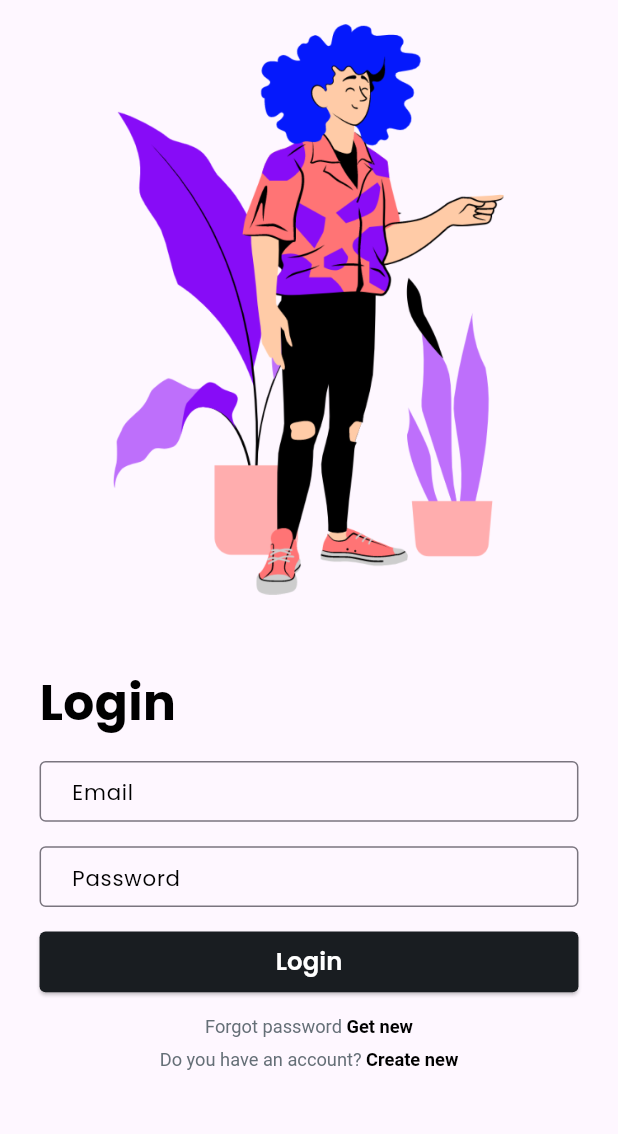
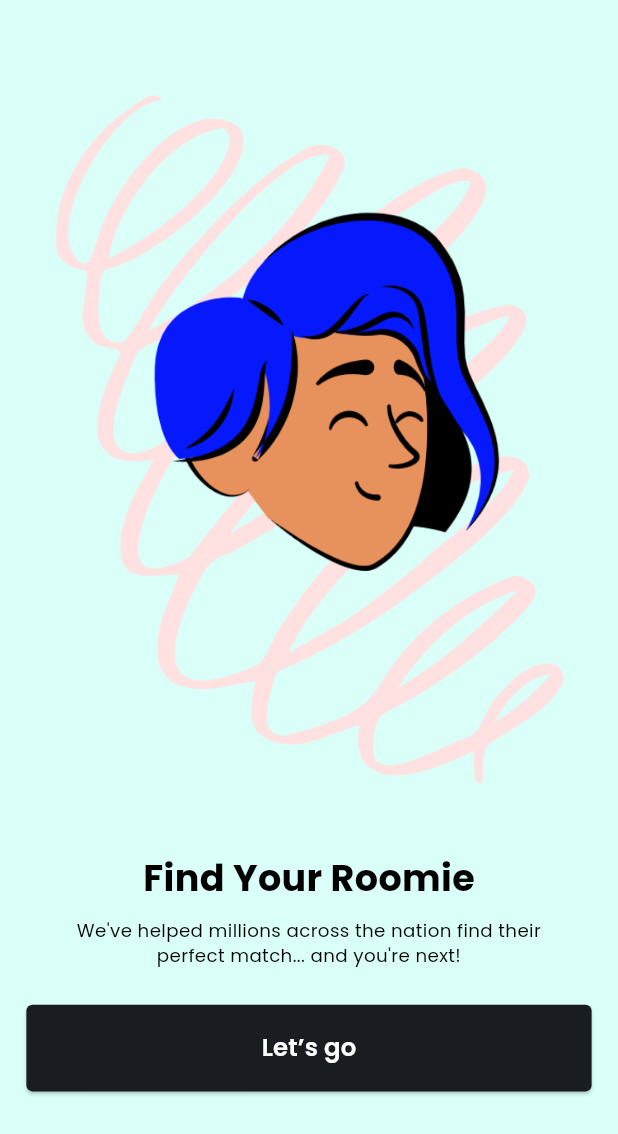
Before and after one commit to nyooplayground/flutter_booking_app, a Flutter app: the screen it shows after launch, on a phone screen of 412 x 824 dp. Shown: the top 1134 px of the screen. Run offline on Flutter 3.47's test engine with Material 2 defaults, Android fonts, the phone set to English and light mode, and no system bars; our stand-ins replace bloc, flutter_bloc, flutter_screenutil.

Commit message:
- create welcome done view - change heigth primary button type 3 from 40 to 57

```diff
--- a/lib/main.dart
+++ b/lib/main.dart
@@ -1,4 +1,5 @@
 import 'package:booking_app/presentation/pages/welcome/login/login_view.dart';
+import 'package:booking_app/presentation/pages/welcome/welcome_done/welcome_done_view.dart';
 import 'package:booking_app/presentation/pages/welcome/welcome_view.dart';
 import 'package:flutter/material.dart';
 import 'package:flutter_screenutil/flutter_screenutil.dart';
@@ -24,7 +25,7 @@ class MyApp extends StatelessWidget {
             useMaterial3: true,
             fontFamily: 'Poppins',
           ),
-          home: const LoginPage(),
+          home: const WelcomeDonePage(),
         );
       }
     );
--- /dev/null
+++ b/lib/presentation/pages/welcome/welcome_done/component/welcome_done_button.dart
@@ -0,0 +1,20 @@
+import 'package:booking_app/config/theme/app_dimensions.dart';
+import 'package:booking_app/presentation/widget/primary_button.dart';
+import 'package:flutter/cupertino.dart';
+
+class WelcomeDoneButton extends StatelessWidget {
+  const WelcomeDoneButton({super.key});
+
+  @override
+  Widget build(BuildContext context) {
+    return Padding(
+      padding: EdgeInsets.symmetric(horizontal: AppDimensions.w16),
+      child: PrimaryButton(
+        onPressed: (){},
+        text: 'Let’s go',
+        width: double.infinity,
+        type: PrimaryButtonType.type3,
+      ),
+    );
+  }
+}
--- /dev/null
+++ b/lib/presentation/pages/welcome/welcome_done/component/welcome_done_image.dart
@@ -0,0 +1,17 @@
+import 'package:booking_app/config/theme/app_dimensions.dart';
+import 'package:booking_app/data/src/img_string.dart';
+import 'package:flutter/cupertino.dart';
+
+class WelcomeDoneImage extends StatelessWidget {
+  const WelcomeDoneImage({super.key});
+
+  @override
+  Widget build(BuildContext context) {
+    return Expanded(
+      child: Padding(
+        padding: EdgeInsets.symmetric(horizontal: AppDimensions.w16),
+        child: Image.asset(ImgString.backdrop),
+      )
+    );
+  }
+}
--- /dev/null
+++ b/lib/presentation/pages/welcome/welcome_done/component/welcome_done_title.dart
@@ -0,0 +1,30 @@
+import 'package:booking_app/config/config.dart';
+import 'package:booking_app/config/theme/app_dimensions.dart';
+import 'package:booking_app/utils/extension/extension.dart';
+import 'package:flutter/cupertino.dart';
+
+class WelcomeDoneTitle extends StatelessWidget {
+  const WelcomeDoneTitle({super.key});
+
+  @override
+  Widget build(BuildContext context) {
+    return Padding(
+      padding: EdgeInsets.symmetric(horizontal: AppDimensions.w32),
+      child: Column(
+        crossAxisAlignment: CrossAxisAlignment.center,
+        children: [
+          Text(
+            'Find Your Roomie',
+            style: AppFonts.heading4,
+          ),
+          8.0.height,
+          Text(
+            'We\'ve helped millions across the nation find their perfect match... and you\'re next!',
+            style: AppFonts.paragraphSmall,
+            textAlign: TextAlign.center,
+          ),
+        ],
+      ),
+    );
+  }
+}
--- a/lib/presentation/pages/welcome/welcome_done/welcome_done_view.dart
+++ b/lib/presentation/pages/welcome/welcome_done/welcome_done_view.dart
@@ -1,3 +1,8 @@
+import 'package:booking_app/config/config.dart';
+import 'package:booking_app/presentation/pages/welcome/welcome_done/component/welcome_done_button.dart';
+import 'package:booking_app/presentation/pages/welcome/welcome_done/component/welcome_done_image.dart';
+import 'package:booking_app/presentation/pages/welcome/welcome_done/component/welcome_done_title.dart';
+import 'package:booking_app/utils/extension/extension.dart';
 import 'package:flutter/material.dart';
 import 'package:flutter_bloc/flutter_bloc.dart';
 
@@ -18,6 +23,21 @@ class WelcomeDonePage extends StatelessWidget {
   Widget _buildPage(BuildContext context) {
     final cubit = BlocProvider.of<Welcome_doneCubit>(context);
 
-    return Container();
+    return Scaffold(
+      backgroundColor: AppColors.accentGreen,
+      body: SafeArea(
+        child: Column(
+          children: [
+            42.0.height,
+            const WelcomeDoneImage(),
+            24.0.height,
+            const WelcomeDoneTitle(),
+            24.0.height,
+            const WelcomeDoneButton(),
+            95.0.height,
+          ],
+        ),
+      ),
+    );
   }
 }
--- a/lib/presentation/widget/primary_button.dart
+++ b/lib/presentation/widget/primary_button.dart
@@ -68,7 +68,7 @@ class PrimaryButton extends StatelessWidget {
   Widget _type3() {
     return SizedBox(
       width: width.w,
-      height: 40.h,
+      height: 57.h,
       child: ElevatedButton(
         onPressed: onPressed,
         style: ElevatedButton.styleFrom(
```
